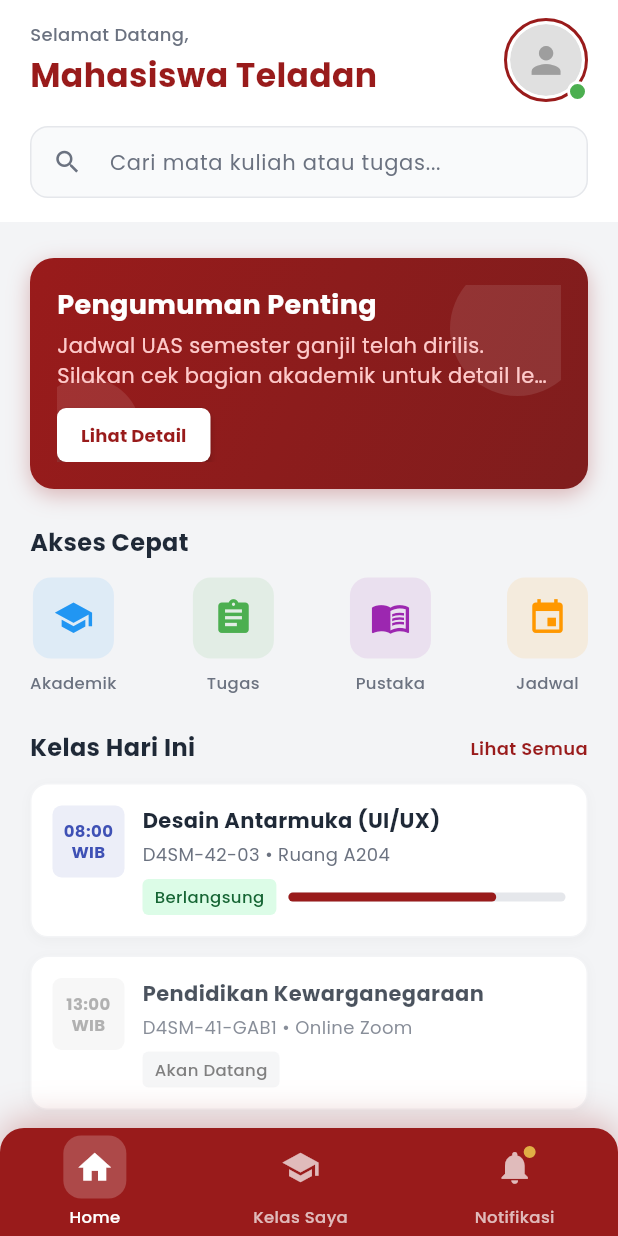
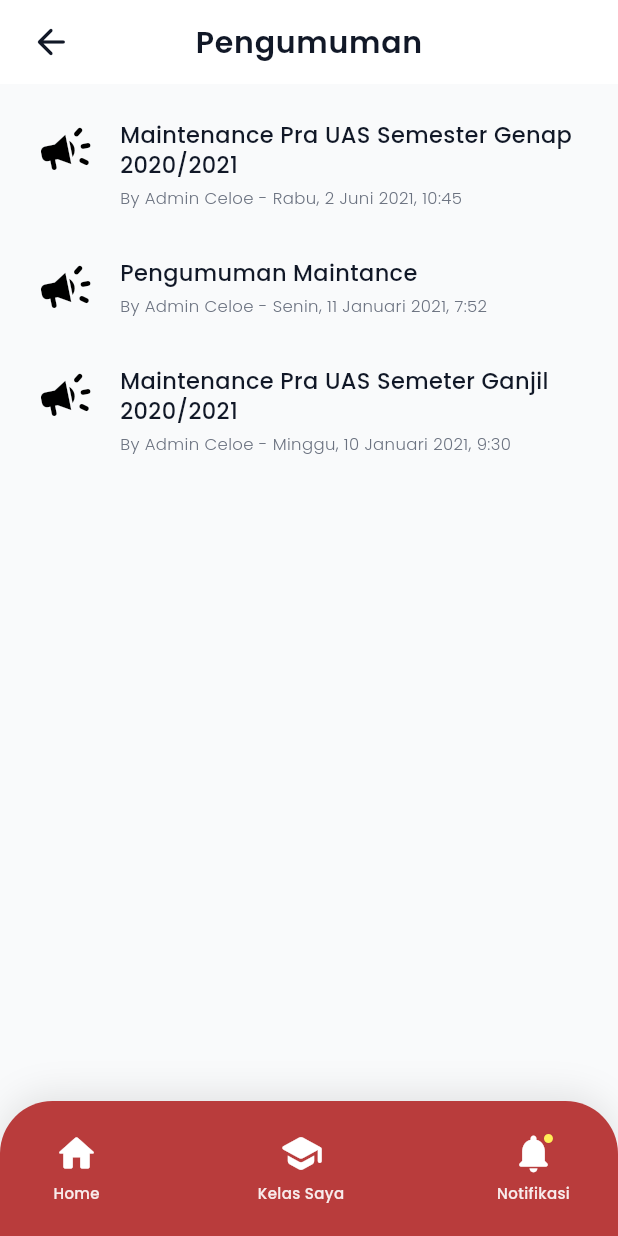
Before and after one commit to febyy03/lms_uas_app, a Flutter app: the screen it shows after launch, after a tap on "Log In", after a tap on "Lihat Detail", on a phone screen of 412 x 824 dp. Run offline on Flutter 3.47's test engine with Material 3 defaults, Android fonts, the light colour scheme and no system bars; our stand-ins replace google_fonts; network calls fail.

Commit message:
add navigation buttom for notification dan announcemenet

```diff
--- /dev/null
+++ b/lib/screens/announcement_screen.dart
@@ -0,0 +1,223 @@
+import 'package:flutter/material.dart';
+import 'package:google_fonts/google_fonts.dart';
+
+class AnnouncementScreen extends StatelessWidget {
+  const AnnouncementScreen({super.key});
+
+  @override
+  Widget build(BuildContext context) {
+    final isDark = Theme.of(context).brightness == Brightness.dark;
+    const primaryColor = Color(0xFFB93C3C);
+
+    return Scaffold(
+      backgroundColor: isDark ? const Color(0xFF111827) : const Color(0xFFF9FAFB),
+      appBar: AppBar(
+        backgroundColor: isDark ? const Color(0xFF111827) : Colors.white,
+        elevation: 0,
+        scrolledUnderElevation: 0,
+        leading: Center(
+          child: Padding(
+            padding: const EdgeInsets.only(left: 12.0),
+            child: Material(
+              color: Colors.transparent,
+              child: InkWell(
+                onTap: () => Navigator.of(context).pop(),
+                borderRadius: BorderRadius.circular(24),
+                child: Padding(
+                  padding: const EdgeInsets.all(8.0),
+                  child: Icon(
+                    Icons.arrow_back_rounded,
+                    color: isDark ? const Color(0xFFF3F4F6) : const Color(0xFF111827),
+                    size: 28,
+                  ),
+                ),
+              ),
+            ),
+          ),
+        ),
+        centerTitle: true,
+        title: Text(
+          'Pengumuman',
+          style: GoogleFonts.poppins(
+            fontSize: 20,
+            fontWeight: FontWeight.w600,
+            color: isDark ? const Color(0xFFF3F4F6) : const Color(0xFF111827),
+            letterSpacing: 0.5,
+          ),
+        ),
+      ),
+      body: Stack(
+        children: [
+          ListView(
+            padding: const EdgeInsets.fromLTRB(24, 24, 24, 120),
+            children: const [
+              _AnnouncementItem(
+                title: 'Maintenance Pra UAS Semester Genap 2020/2021',
+                subtitle: 'By Admin Celoe - Rabu, 2 Juni 2021, 10:45',
+              ),
+              SizedBox(height: 32),
+              _AnnouncementItem(
+                title: 'Pengumuman Maintance',
+                subtitle: 'By Admin Celoe - Senin, 11 Januari 2021, 7:52',
+              ),
+              SizedBox(height: 32),
+              _AnnouncementItem(
+                title: 'Maintenance Pra UAS Semeter Ganjil 2020/2021',
+                subtitle: 'By Admin Celoe - Minggu, 10 Januari 2021, 9:30',
+              ),
+            ],
+          ),
+          Positioned(
+            bottom: 0,
+            left: 0,
+            right: 0,
+            child: Container(
+              height: 90,
+              decoration: BoxDecoration(
+                color: primaryColor,
+                borderRadius: const BorderRadius.only(
+                  topLeft: Radius.circular(35),
+                  topRight: Radius.circular(35),
+                ),
+                boxShadow: [
+                  BoxShadow(
+                    color: Colors.black.withValues(alpha: 0.1),
+                    blurRadius: 20,
+                    offset: const Offset(0, -4),
+                  ),
+                ],
+              ),
+              padding: const EdgeInsets.fromLTRB(32, 16, 32, 32),
+              child: Row(
+                mainAxisAlignment: MainAxisAlignment.spaceBetween,
+                crossAxisAlignment: CrossAxisAlignment.end,
+                children: [
+                  _BottomNavItem(icon: Icons.home_rounded, label: 'Home'),
+                  _BottomNavItem(icon: Icons.school_rounded, label: 'Kelas Saya'),
+                  _BottomNavItem(
+                    icon: Icons.notifications_rounded,
+                    label: 'Notifikasi',
+                    showBadge: true,
+                  ),
+                ],
+              ),
+            ),
+          ),
+        ],
+      ),
+    );
+  }
+}
+
+class _AnnouncementItem extends StatelessWidget {
+  final String title;
+  final String subtitle;
+
+  const _AnnouncementItem({
+    required this.title,
+    required this.subtitle,
+  });
+
+  @override
+  Widget build(BuildContext context) {
+    final isDark = Theme.of(context).brightness == Brightness.dark;
+
+    return Row(
+      crossAxisAlignment: CrossAxisAlignment.start,
+      children: [
+        Transform.rotate(
+          angle: -0.2, // Approx -12 degrees
+          child: Icon(
+            Icons.campaign_rounded,
+            size: 40,
+            color: isDark ? Colors.white : Colors.black,
+          ),
+        ),
+        const SizedBox(width: 16),
+        Expanded(
+          child: Column(
+            crossAxisAlignment: CrossAxisAlignment.start,
+            children: [
+              Text(
+                title,
+                style: GoogleFonts.poppins(
+                  fontSize: 15,
+                  fontWeight: FontWeight.w500,
+                  height: 1.3,
+                  color: isDark ? const Color(0xFFF3F4F6) : const Color(0xFF111827),
+                ),
+              ),
+              const SizedBox(height: 4),
+              Text(
+                subtitle,
+                style: GoogleFonts.poppins(
+                  fontSize: 11,
+                  fontWeight: FontWeight.w300,
+                  color: isDark ? const Color(0xFF9CA3AF) : const Color(0xFF6B7280),
+                ),
+              ),
+            ],
+          ),
+        ),
+      ],
+    );
+  }
+}
+
+class _BottomNavItem extends StatelessWidget {
+  final IconData icon;
+  final String label;
+  final bool showBadge;
+
+  const _BottomNavItem({
+    required this.icon,
+    required this.label,
+    this.showBadge = false,
+  });
+
+  @override
+  Widget build(BuildContext context) {
+    return Column(
+      mainAxisSize: MainAxisSize.min,
+      children: [
+        Stack(
+          children: [
+            Padding(
+              padding: const EdgeInsets.all(4.0),
+              child: Icon(
+                icon,
+                color: Colors.white,
+                size: 30,
+              ),
+            ),
+            if (showBadge)
+              Positioned(
+                top: 4,
+                right: 4,
+                child: Container(
+                  width: 10,
+                  height: 10,
+                  decoration: BoxDecoration(
+                    color: Colors.yellow[400],
+                    shape: BoxShape.circle,
+                    border: Border.all(
+                      color: const Color(0xFFB93C3C),
+                      width: 2,
+                    ),
+                  ),
+                ),
+              ),
+          ],
+        ),
+        Text(
+          label,
+          style: GoogleFonts.poppins(
+            fontSize: 10,
+            fontWeight: FontWeight.w500,
+            color: Colors.white.withValues(alpha: 0.9),
+          ),
+        ),
+      ],
+    );
+  }
+}
--- a/lib/screens/home_screen.dart
+++ b/lib/screens/home_screen.dart
@@ -1,6 +1,8 @@
 import 'package:flutter/material.dart';
 import 'package:google_fonts/google_fonts.dart';
 import 'profile_screen.dart';
+import 'notification_screen.dart';
+import 'announcement_screen.dart';
 
 class HomeScreen extends StatefulWidget {
   const HomeScreen({super.key});
@@ -314,7 +316,13 @@ class _HomeScreenState extends State<HomeScreen> {
               SizedBox(
                 height: config.buttonHeight,
                 child: ElevatedButton(
-                  onPressed: () {},
+                  onPressed: () {
+                    Navigator.of(context).push(
+                      MaterialPageRoute(
+                        builder: (context) => const AnnouncementScreen(),
+                      ),
+                    );
+                  },
                   style: ElevatedButton.styleFrom(
                     backgroundColor: Colors.white,
                     foregroundColor: primaryColor,
@@ -848,9 +856,15 @@ class _HomeScreenState extends State<HomeScreen> {
 
     return GestureDetector(
       onTap: () {
-        setState(() {
-          _currentNavIndex = index;
-        });
+        if (index == 2) {
+          Navigator.of(context).push(
+            MaterialPageRoute(builder: (context) => const NotificationScreen()),
+          );
+        } else {
+          setState(() {
+            _currentNavIndex = index;
+          });
+        }
       },
       child: Opacity(
         opacity: isSelected ? 1.0 : 0.7,
```
Also changed, not shown: lib/screens/notification_screen.dart (added, +221 -0 lines), lib/screens/profile_screen.dart (+161 -25 lines).
